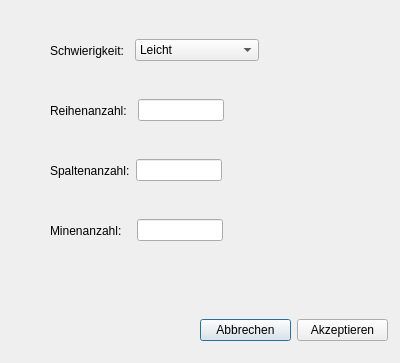
Above: Minesweeper/einstellungen.ui from JenniferRied/Minesweeper before the change. Below: the same form after it.
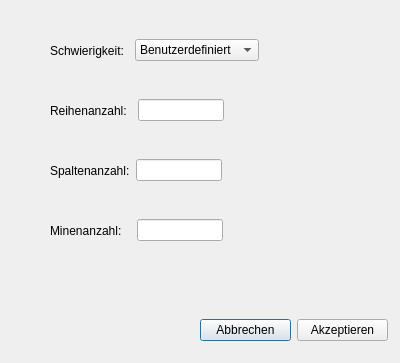
That is the form after the change.

Commit message: Benutzerdefiniert als initialer Schwierigkeitsgrad

Patch:
```diff
--- a/Minesweeper/einstellungen.ui
+++ b/Minesweeper/einstellungen.ui
@@ -48,6 +48,11 @@
       <property name="enabled">
        <bool>true</bool>
       </property>
+      <item>
+       <property name="text">
+        <string>Benutzerdefiniert</string>
+       </property>
+      </item>
       <item>
        <property name="text">
         <string>Leicht</string>
```
Left out of the diff: 5 changed lines with no effect on the pictures. The commit also changes 4 other files.
